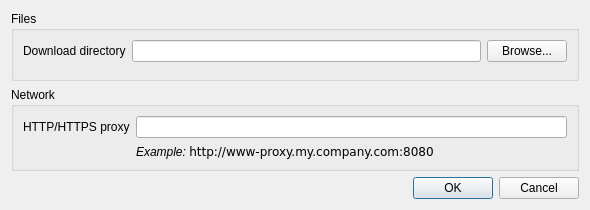
The window that toutvqt/dat/ui/preferences_dialog.ui (bvanheu/pytoutv) describes before a commit, drawn with Qt 5.
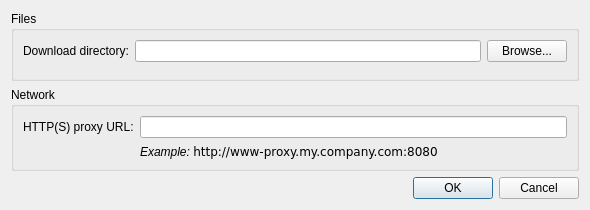
The same window after the commit.

Commit message: Qt: improve preferences dialog labels

Diff of the .ui file:
```diff
--- a/toutvqt/dat/ui/preferences_dialog.ui
+++ b/toutvqt/dat/ui/preferences_dialog.ui
@@ -44,7 +44,7 @@
       <item row="0" column="0">
        <widget class="QLabel" name="download_directory_label">
         <property name="text">
-         <string>Download directory</string>
+         <string>Download directory:</string>
         </property>
        </widget>
       </item>
@@ -77,7 +77,7 @@
       <item row="0" column="0">
        <widget class="QLabel" name="http_proxy_label">
         <property name="text">
-         <string>HTTP/HTTPS proxy</string>
+         <string>HTTP(S) proxy URL:</string>
         </property>
        </widget>
       </item>
```
